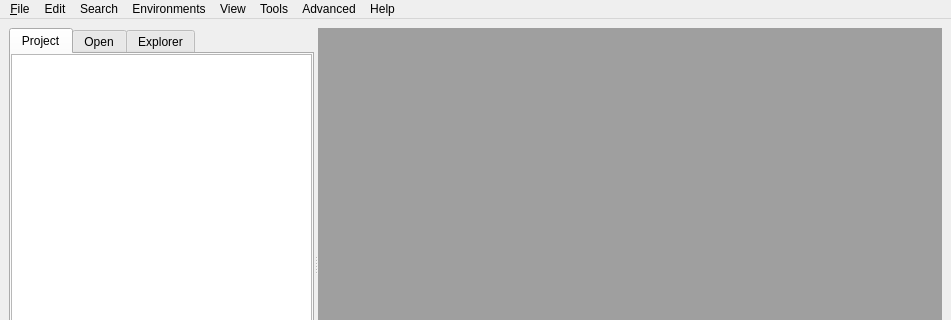
Above: blurdev/ide/ui/ideeditor.ui from blurstudio/PrEditor before the change; both pictures show x 0 to 951 and y 0 to 320 of the 951 by 559 pixel window. Below: the same form after it.
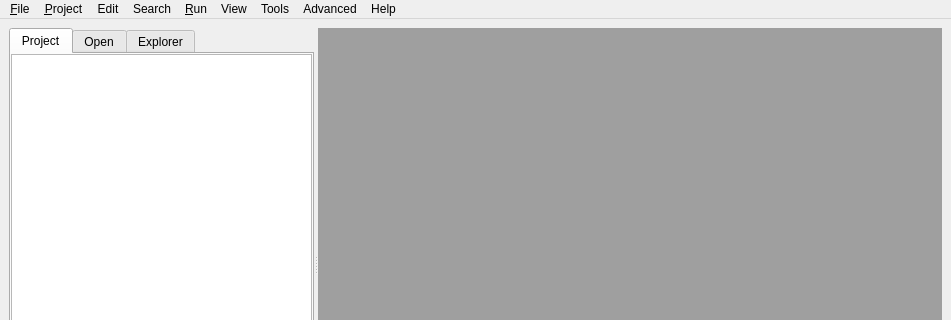
That is the form after the change.

Diff of the .ui file:
```diff
--- a/blurdev/ide/ui/ideeditor.ui
+++ b/blurdev/ide/ui/ideeditor.ui
@@ -234,16 +234,29 @@
     <addaction name="separator"/>
     <addaction name="uiAboutACT"/>
    </widget>
-   <widget class="QMenu" name="uiEnvironmentsMENU">
+   <widget class="QMenu" name="uiRunMENU">
     <property name="title">
-     <string>Environments</string>
+     <string>&amp;Run</string>
     </property>
     <addaction name="uiCleanPathsACT"/>
+    <addaction name="separator"/>
+    <addaction name="uiRunScriptACT"/>
+   </widget>
+   <widget class="QMenu" name="menu_Project">
+    <property name="title">
+     <string>&amp;Project</string>
+    </property>
+    <addaction name="uiNewProjectACT"/>
+    <addaction name="uiOpenProjectACT"/>
+    <addaction name="uiEditProjectACT"/>
+    <addaction name="separator"/>
+    <addaction name="uiCloseProjectACT"/>
    </widget>
    <addaction name="uiFileMENU"/>
+   <addaction name="menu_Project"/>
    <addaction name="menuEdit"/>
    <addaction name="uiSearchMENU"/>
-   <addaction name="uiEnvironmentsMENU"/>
+   <addaction name="uiRunMENU"/>
    <addaction name="uiViewMENU"/>
    <addaction name="uiToolsMENU"/>
    <addaction name="uiAdvancedMENU"/>
```
Left out of the diff: 41 changed lines with no effect on the pictures.
